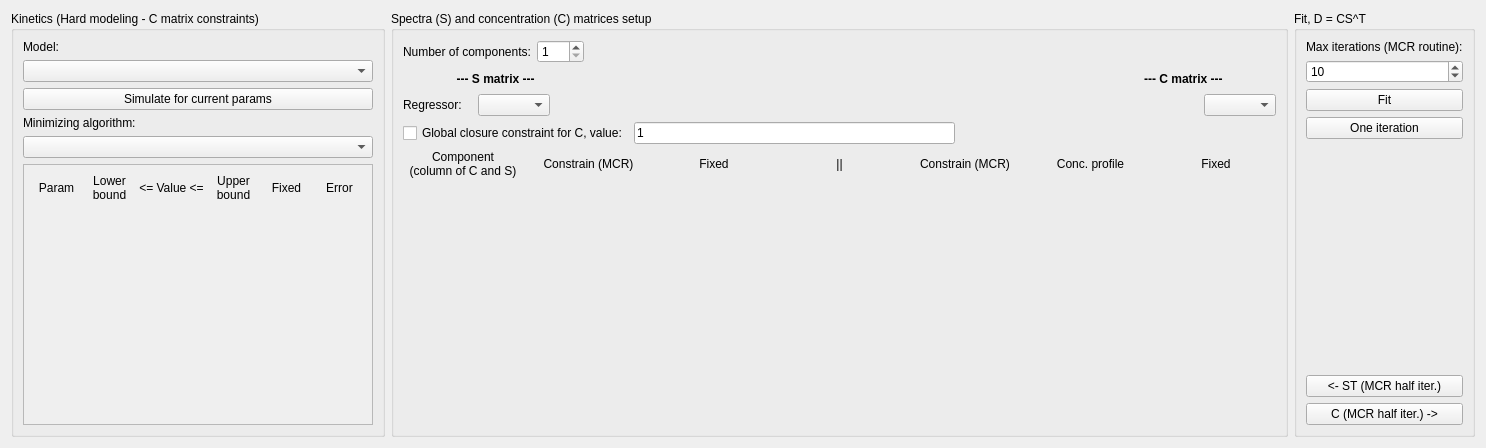
Above: Widgets/Fit_gui.ui from dmadea/Transient-Spectra-Analyzer before the change. Below: the same form after it.
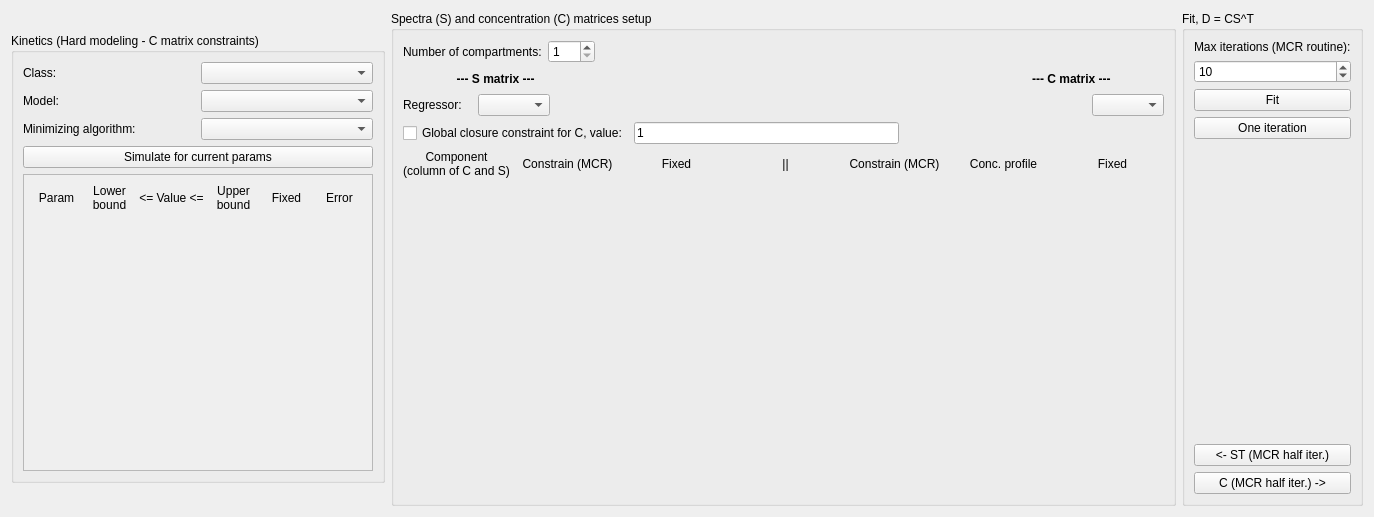
That is the form after the change.

Commit message: Class model added, Femto

Patch:
```diff
--- a/Widgets/Fit_gui.ui
+++ b/Widgets/Fit_gui.ui
@@ -6,8 +6,8 @@
    <rect>
     <x>0</x>
     <y>0</y>
-    <width>1486</width>
-    <height>448</height>
+    <width>1374</width>
+    <height>517</height>
    </rect>
   </property>
   <property name="sizePolicy">
@@ -33,18 +33,74 @@
        <property name="title">
         <string>Kinetics (Hard modeling - C matrix constraints)</string>
        </property>
-       <layout class="QGridLayout" name="gridLayout_3">
-        <item row="0" column="1">
+       <layout class="QGridLayout" name="gridLayout_5">
+        <item row="0" column="0">
          <layout class="QVBoxLayout" name="verticalLayout_2">
           <item>
-           <widget class="QLabel" name="label_2">
-            <property name="text">
-             <string>Model:</string>
-            </property>
-           </widget>
-          </item>
-          <item>
-           <widget class="QComboBox" name="cbModel"/>
+           <layout class="QGridLayout" name="gridLayout_3">
+            <item row="1" column="0">
+             <widget class="QLabel" name="label_22">
+              <property name="sizePolicy">
+               <sizepolicy hsizetype="Minimum" vsizetype="Preferred">
+                <horstretch>0</horstretch>
+                <verstretch>0</verstretch>
+               </sizepolicy>
+              </property>
+              <property name="text">
+               <string>Model:</string>
+              </property>
+             </widget>
+            </item>
+            <item row="2" column="0">
+             <widget class="QLabel" name="label_9">
+              <property name="sizePolicy">
+               <sizepolicy hsizetype="Minimum" vsizetype="Preferred">
+                <horstretch>0</horstretch>
+                <verstretch>0</verstretch>
+               </sizepolicy>
+              </property>
+              <property name="text">
+               <string>Minimizing algorithm:</string>
+              </property>
+             </widget>
+            </item>
+            <item row="0" column="0">
+             <widget class="QLabel" name="label_2">
+              <property name="sizePolicy">
+               <sizepolicy hsizetype="Minimum" vsizetype="Preferred">
+                <horstretch>0</horstretch>
+                <verstretch>0</verstretch>
+               </sizepolicy>
+              </property>
+              <property name="text">
+               <string>Class:</string>
+              </property>
+             </widget>
+            </item>
+            <item row="0" column="1">
+             <widget class="QComboBox" name="cbClass">
+              <property name="sizePolicy">
+               <sizepolicy hsizetype="Preferred" vsizetype="Fixed">
+                <horstretch>0</horstretch>
+                <verstretch>0</verstretch>
+               </sizepolicy>
+              </property>
+             </widget>
+            </item>
+            <item row="1" column="1">
+             <widget class="QComboBox" name="cbModel"/>
+            </item>
+            <item row="2" column="1">
+             <widget class="QComboBox" name="cbMethod">
+              <property name="sizePolicy">
+               <sizepolicy hsizetype="Preferred" vsizetype="Fixed">
+                <horstretch>0</horstretch>
+                <verstretch>0</verstretch>
+               </sizepolicy>
+              </property>
+             </widget>
+            </item>
+           </layout>
           </item>
           <item>
            <widget class="QPushButton" name="btnSimulateModel">
@@ -65,16 +121,6 @@
             </property>
            </widget>
           </item>
-          <item>
-           <widget class="QLabel" name="label_9">
-            <property name="text">
-             <string>Minimizing algorithm:</string>
-            </property>
-           </widget>
-          </item>
-          <item>
-           <widget class="QComboBox" name="cbMethod"/>
-          </item>
           <item>
            <widget class="QScrollArea" name="scrollArea">
             <property name="sizePolicy">
@@ -104,7 +150,7 @@
                <x>0</x>
                <y>0</y>
                <width>348</width>
-               <height>241</height>
+               <height>282</height>
               </rect>
              </property>
              <layout class="QGridLayout" name="gridLayout_4">
@@ -212,7 +258,7 @@
             <item>
              <widget class="QLabel" name="label">
               <property name="text">
-               <string>Number of components:</string>
+               <string>Number of compartments:</string>
               </property>
              </widget>
             </item>
```
The commit also changes 5 other files.
